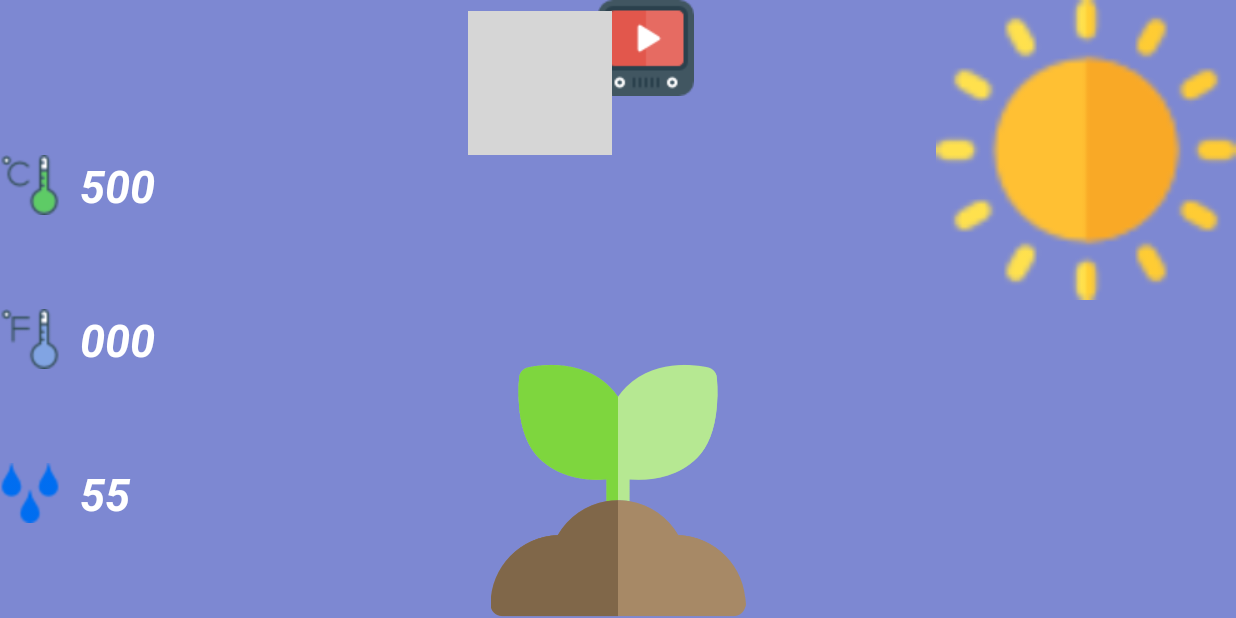
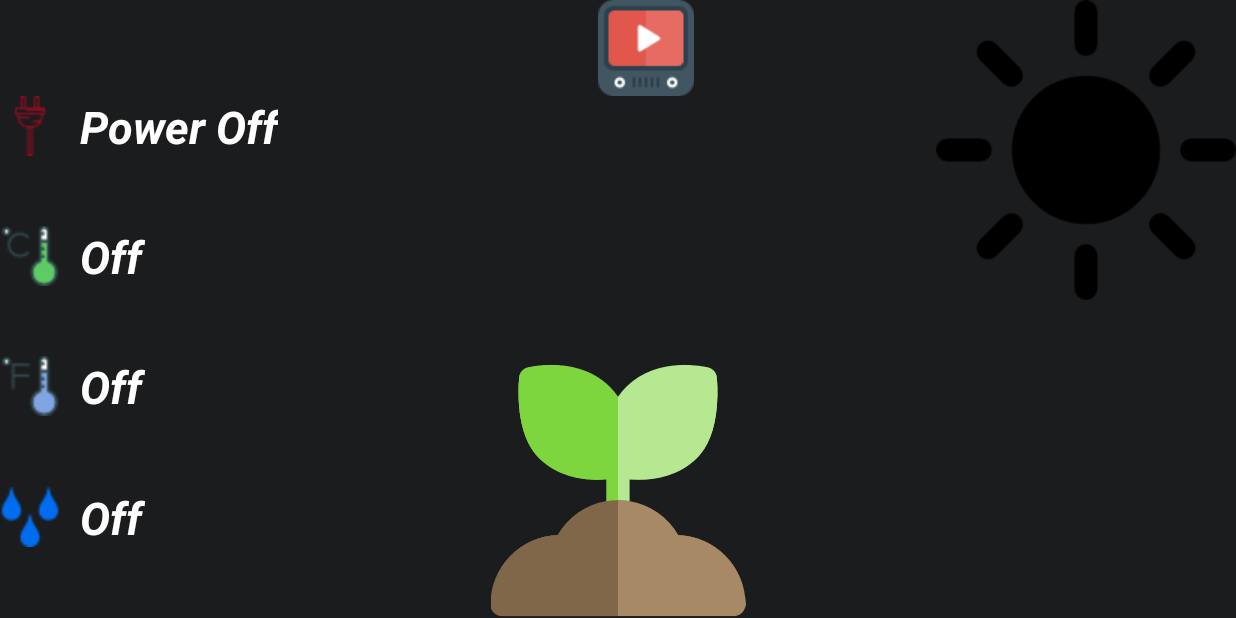
Before and after one commit to amrouehab/Arduino-bluetooth-communication-Android-App, an Android app: the Main2Activity screen opened directly, with no data from a screen before it, on a phone screen of 824 x 412 dp (held sideways). Run offline under Robolectric (Android 15) with nearby library versions, the phone set to English and light mode, and no system bars; 6 statements that could not run were skipped; grey boxes are pictures that could not be loaded.

Commit message:
all is ok

```diff
--- a/app/build.gradle
+++ b/app/build.gradle
@@ -26,5 +26,6 @@ dependencies {
     })
     compile 'com.android.support:appcompat-v7:25.2.0'
     compile 'com.android.support.constraint:constraint-layout:1.0.0-alpha7'
+    compile 'com.android.support:customtabs:25.2.0'
     testCompile 'junit:junit:4.12'
 }
--- a/app/src/main/AndroidManifest.xml
+++ b/app/src/main/AndroidManifest.xml
@@ -4,6 +4,8 @@
 
     <uses-permission android:name="android.permission.BLUETOOTH" />
     <uses-permission android:name="android.permission.BLUETOOTH_ADMIN" />
+    <uses-permission android:name="android.permission.INTERNET" />
+
 
     <application
         android:allowBackup="true"
--- a/app/src/main/res/layout/a.xml
+++ b/app/src/main/res/layout/a.xml
@@ -1,9 +1,10 @@
 <?xml version="1.0" encoding="utf-8"?>
 <RelativeLayout xmlns:android="http://schemas.android.com/apk/res/android"
     xmlns:app="http://schemas.android.com/apk/res-auto"
+    android:id="@+id/mainLy"
     android:layout_width="match_parent"
     android:layout_height="match_parent"
-    android:background="@color/s"
+    android:background="@color/off"
     android:orientation="vertical">
 
     <LinearLayout
@@ -13,9 +14,32 @@
         android:layout_alignParentBottom="true"
         android:layout_alignParentLeft="true"
         android:layout_alignParentStart="true"
+        android:layout_below="@+id/imageButton4"
         android:orientation="vertical"
-        android:weightSum="3"
-        android:layout_below="@+id/imageButton3">
+        android:weightSum="4">
+
+        <LinearLayout
+            android:layout_width="match_parent"
+            android:layout_height="wrap_content"
+            android:layout_weight="1"
+            android:orientation="horizontal">
+
+            <ImageView
+                android:id="@+id/power"
+                android:layout_width="40dp"
+                android:layout_height="40dp"
+                android:src="@drawable/poweroff" />
+
+            <TextView
+                android:id="@+id/powerText"
+                android:layout_width="match_parent"
+                android:layout_height="wrap_content"
+                android:paddingLeft="13dp"
+                android:text="Power Off"
+                android:textColor="@android:color/background_light"
+                android:textSize="30sp"
+                android:textStyle="bold|italic" />
+        </LinearLayout>
 
         <LinearLayout
             android:layout_width="match_parent"
@@ -33,7 +57,7 @@
                 android:layout_width="match_parent"
                 android:layout_height="wrap_content"
                 android:paddingLeft="13dp"
-                android:text="500"
+                android:text="Off"
                 android:textColor="@android:color/background_light"
                 android:textSize="30sp"
                 android:textStyle="bold|italic" />
@@ -56,8 +80,9 @@
                 android:id="@+id/TempTextF"
                 android:layout_width="match_parent"
                 android:layout_height="wrap_content"
+                android:maxLength="6"
                 android:paddingLeft="13dp"
-                android:text="000"
+                android:text="Off"
                 android:textColor="@android:color/background_light"
                 android:textSize="30sp"
                 android:textStyle="bold|italic" />
@@ -80,7 +105,7 @@
                 android:layout_width="match_parent"
                 android:layout_height="wrap_content"
                 android:paddingLeft="13dp"
-                android:text="55"
+                android:text="Off"
                 android:textColor="@android:color/background_light"
                 android:textSize="30sp"
                 android:textStyle="bold|italic" />
@@ -103,29 +128,34 @@
         android:layout_alignParentEnd="true"
         android:layout_alignParentRight="true"
         android:layout_alignParentTop="true"
-        android:src="@drawable/sun" />
-
-    <ImageButton
-        android:id="@+id/imageButton3"
-        android:layout_width="wrap_content"
-        android:layout_height="wrap_content"
-        android:layout_alignLeft="@+id/imageView"
-        android:layout_alignParentTop="true"
-        android:layout_alignStart="@+id/imageView"
-        android:layout_marginTop="7dp"
-        android:background="@color/js"
-        android:src="@drawable/info" />
+        android:src="@drawable/sundark" />
 
     <ImageButton
         android:id="@+id/imageButton4"
         android:layout_width="wrap_content"
         android:layout_height="wrap_content"
-        android:background="@color/js"
-        android:src="@drawable/youtube"
+        android:layout_alignEnd="@+id/imageView"
         android:layout_alignParentTop="true"
         android:layout_alignRight="@+id/imageView"
-        android:layout_alignEnd="@+id/imageView"
+        android:layout_marginEnd="49dp"
         android:layout_marginRight="49dp"
-        android:layout_marginEnd="49dp" />
+        android:background="@color/js"
+        android:onClick="OpenYoutubeLink"
+        android:src="@drawable/youtube" />
+
+    <ImageView
+        android:id="@+id/imageView3"
+        android:layout_width="wrap_content"
+        android:layout_height="wrap_content"
+        android:layout_alignParentBottom="true"
+        android:layout_alignParentEnd="true"
+        android:layout_alignParentRight="true"
+        android:layout_below="@+id/imageView2"
+        android:layout_marginEnd="20dp"
+        android:layout_marginRight="20dp"
+        android:layout_marginTop="30dp"
+        android:src="@drawable/sprinkle"
+        android:visibility="invisible"
+        app:srcCompat="@drawable/sprinkle" />
 
 </RelativeLayout>
--- a/app/src/main/res/values/colors.xml
+++ b/app/src/main/res/values/colors.xml
@@ -7,4 +7,5 @@
     <color name="s">#7d88d2</color>
     <color name="a">#4859c9</color>
     <color name="js">#004859c9</color>
+    <color name="off">#fe1b1c1e</color>
 </resources>
```
Also changed, not shown: app/src/main/java/com/example/amr/datareciver/Main2Activity.java (+74 -39 lines), app/src/main/res/drawable/poweroff.png (added), app/src/main/res/drawable/poweron.png (added), app/src/main/res/drawable/sprinkle.png (added).
